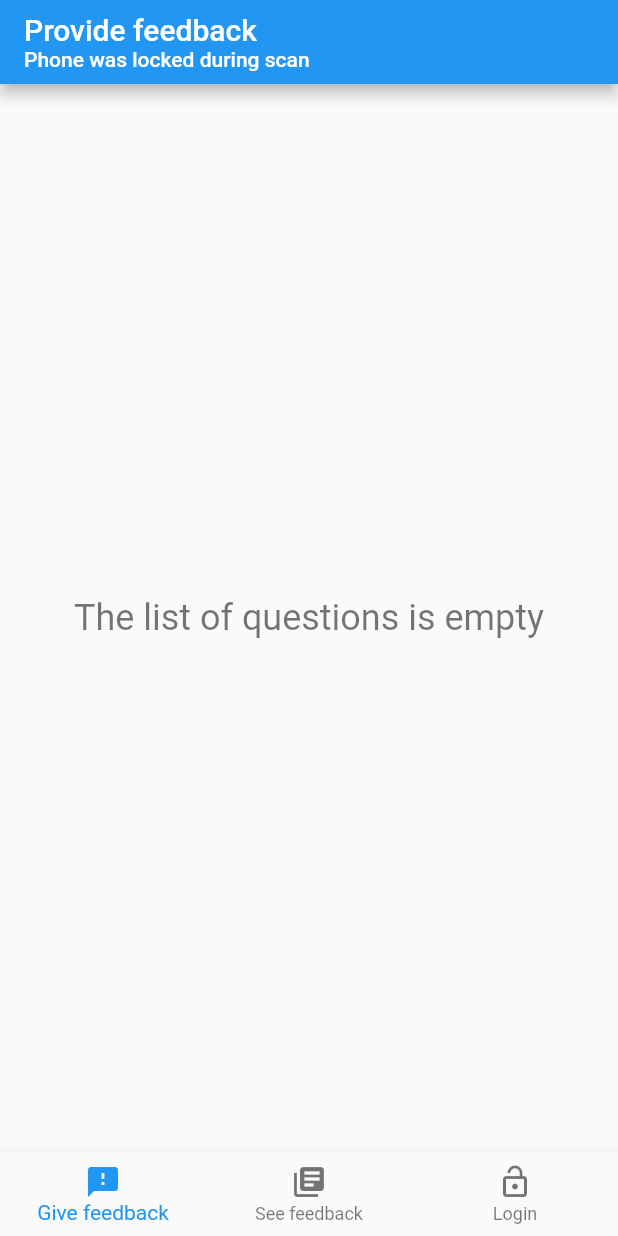
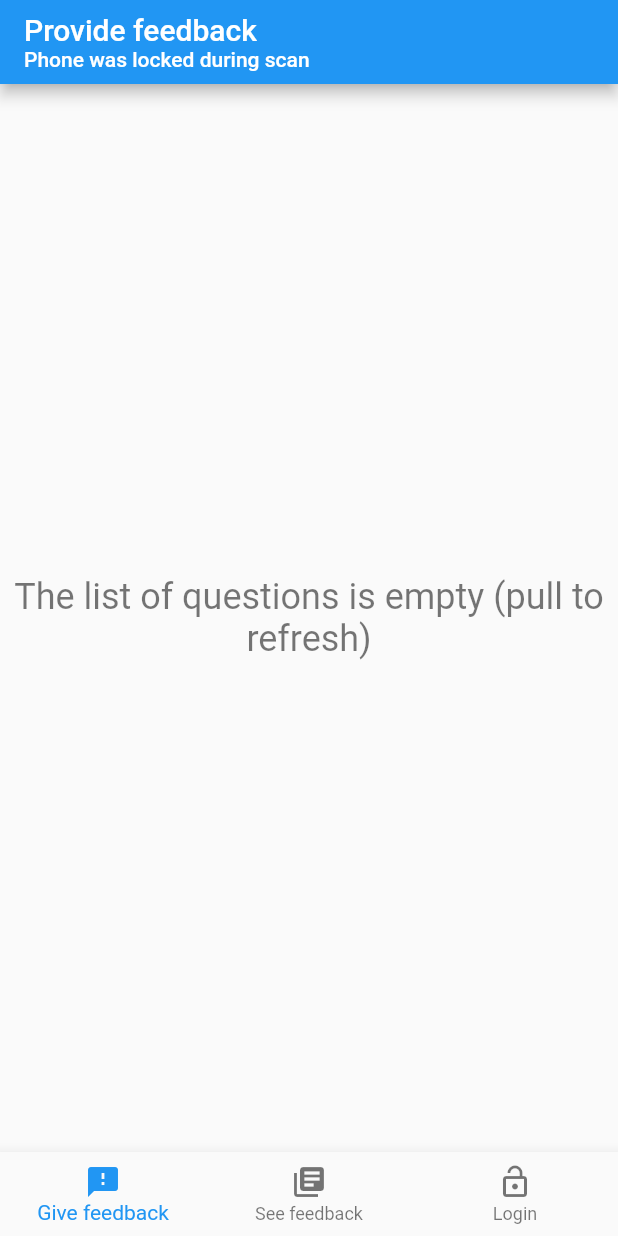
Before and after one commit to DTUFeedme/feedme-mobile, a Flutter app: the screen it shows after launch, on a phone screen of 412 x 824 dp. Run offline on Flutter 3.47's test engine with Material 2 defaults, Android fonts, the phone set to English and light mode, and no system bars; our stand-ins replace flutter_blue, flutter_local_notifications, scrollable_positioned_list, shared_preferences, tuple; missing offline and left inert: background_fetch; generated files the repository leaves out were written again; network calls fail; statements that could not run were skipped.

Commit message:
made the automatic scans less intrusive. The automatic scan does not update the list of questions, but a manual will. The user can also still pull to refresh the questions.

```diff
--- a/lib/widgets/questionList.dart
+++ b/lib/widgets/questionList.dart
@@ -49,7 +49,7 @@ class QuestionList extends StatelessWidget {
                   ),
                 )
               : EmptyListText(
-                  text: 'The list of questions is empty',
+                  text: 'The list of questions is empty (pull to refresh)',
                 ),
         ),
       ),
```
Also changed, not shown: lib/services/updateLocation.dart (+9 -6 lines).
